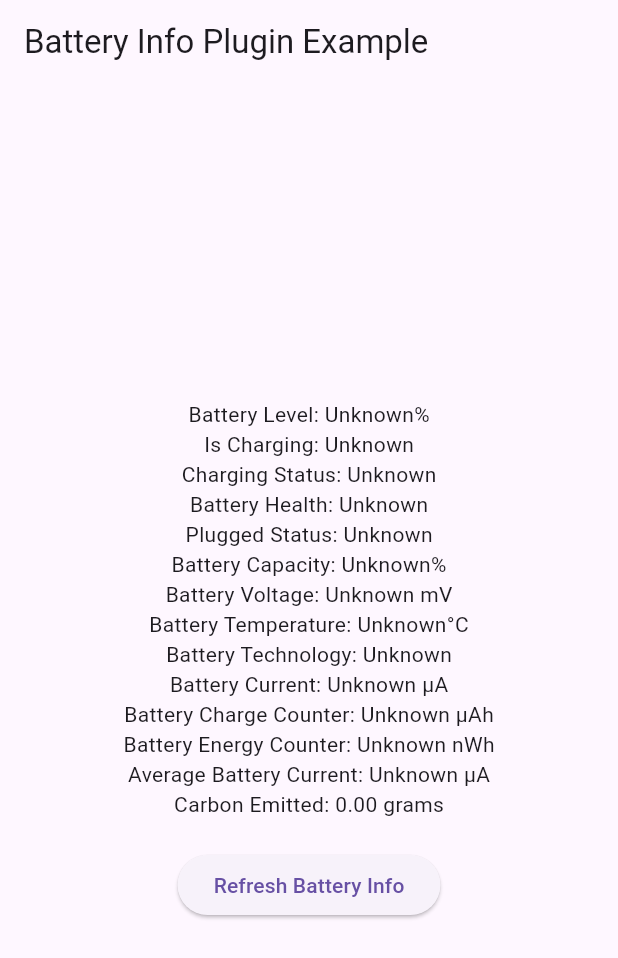
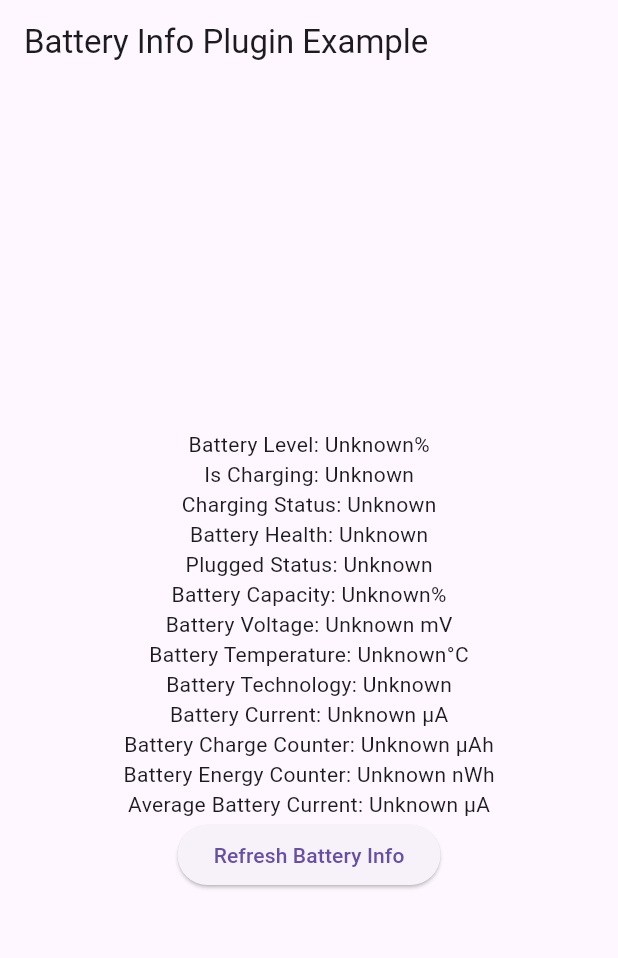
Before and after one commit to JustinBenito/Flutter-Battery-Info, a Flutter app: the screen it shows after launch, on a phone screen of 412 x 824 dp. Shown: the top 958 px of the screen. Run offline on Flutter 3.47's test engine with Material 3 defaults, Android fonts, the phone set to English and light mode, and no system bars; our stand-ins replace plugin_platform_interface.

Commit message:
This should work

```diff
--- a/example/lib/main.dart
+++ b/example/lib/main.dart
@@ -85,7 +85,6 @@ class _MyAppState extends State<MyApp> {
                 Text('Battery Charge Counter: ${_getValueOrUnknown('chargeCounter')} µAh'),
                 Text('Battery Energy Counter: ${_getValueOrUnknown('batteryEnergyCounter')} nWh'),
                 Text('Average Battery Current: ${_getValueOrUnknown('batteryCurrentAvg')} µA'),
-                Text('Carbon Emitted: ${_calculateCarbonEmitted().toStringAsFixed(2)} grams'),                const SizedBox(height: 20),
                 ElevatedButton(
                   onPressed: _getBatteryInfo,
                   child: const Text('Refresh Battery Info'),
--- a/pubspec.yaml
+++ b/pubspec.yaml
@@ -1,7 +1,7 @@
 name: battery_info_plugin
 description: A Flutter plugin to get battery information using Android BatteryManager API.
 version: 0.0.1
-homepage: https://your-plugin-homepage.com
+homepage: https://justinbenito.com
 
 environment:
   sdk: ">=2.12.0 <3.0.0"
```
Also changed, not shown: 2 other files.
